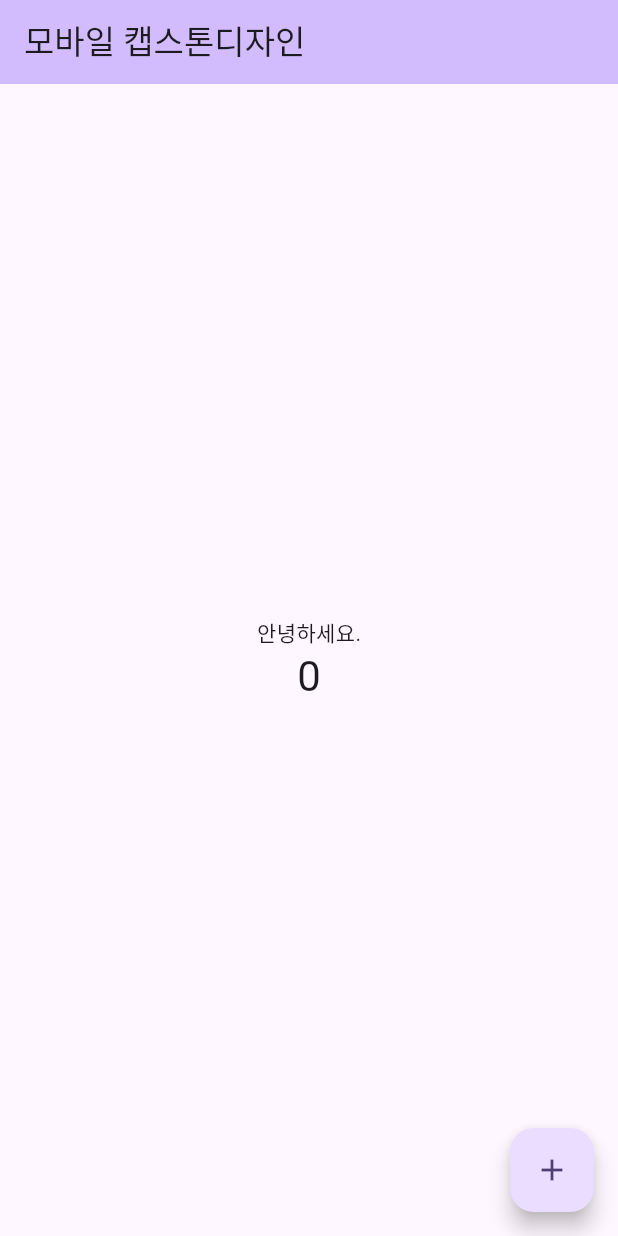
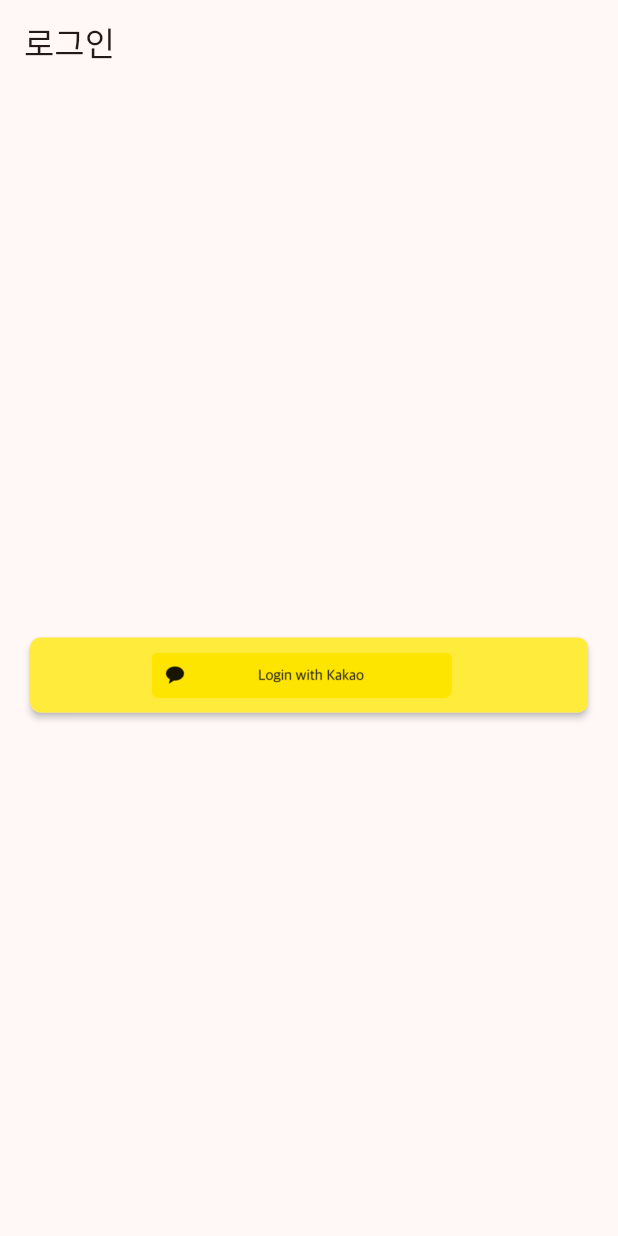
Before and after one commit to pbzz1/Gilajabi, a Flutter app: the screen it shows after launch, on a phone screen of 412 x 824 dp. Run offline on Flutter 3.47's test engine with Material 3 defaults, Android fonts, the phone set to English and light mode, and no system bars; missing offline and left inert: kakao_flutter_sdk, kakao_flutter_sdk_common.

Commit message:
kakao login/logout

```diff
--- /dev/null
+++ b/lib/app.dart
@@ -0,0 +1,39 @@
+import 'package:flutter/material.dart';
+import 'package:kakao_flutter_sdk/kakao_flutter_sdk.dart';
+import 'login.dart';
+import 'myhomepage.dart';
+
+class MyApp extends StatefulWidget {
+  const MyApp({super.key});
+
+  @override
+  State<MyApp> createState() => _MyAppState();
+}
+
+class _MyAppState extends State<MyApp> {
+  bool _isLoggedIn = false;
+
+  @override
+  void initState() {
+    super.initState();
+    _checkLoginStatus();
+  }
+
+  Future<void> _checkLoginStatus() async {
+    final accessToken = await TokenManagerProvider.instance.manager.getToken();
+    setState(() {
+      _isLoggedIn = accessToken != null;
+    });
+  }
+
+  @override
+  Widget build(BuildContext context) {
+    return MaterialApp(
+      title: 'Flutter Demo',
+      theme: ThemeData(
+        colorScheme: ColorScheme.fromSeed(seedColor: Colors.red),
+      ),
+      home: _isLoggedIn ? const MyHomePage() : const LoginPage(), // title 제거
+    );
+  }
+}
--- /dev/null
+++ b/lib/login.dart
@@ -0,0 +1,70 @@
+import 'package:flutter/material.dart';
+import 'package:flutter/services.dart';
+import 'package:kakao_flutter_sdk/kakao_flutter_sdk.dart';
+import 'myhomepage.dart';
+
+class LoginPage extends StatelessWidget {
+  const LoginPage({super.key});
+
+  Future<void> signInWithKakao(BuildContext context) async {
+    try {
+      if (await isKakaoTalkInstalled()) {
+        try {
+          await UserApi.instance.loginWithKakaoTalk();
+          print('카카오톡으로 로그인 성공');
+        } catch (error) {
+          print('카카오톡 로그인 실패: $error');
+          if (error is PlatformException && error.code == 'CANCELED') return;
+          await UserApi.instance.loginWithKakaoAccount();
+          print('카카오계정으로 로그인 성공');
+        }
+      } else {
+        await UserApi.instance.loginWithKakaoAccount();
+        print('카카오계정으로 로그인 성공');
+      }
+
+      // 로그인 성공 시 홈 화면으로 이동
+      if (context.mounted) {
+        Navigator.pushReplacement(
+          context,
+          MaterialPageRoute(
+            builder: (context) => const MyHomePage(),
+          ),
+        );
+      }
+    } catch (error) {
+      print('카카오 로그인 실패: $error');
+    }
+  }
+
+  @override
+  Widget build(BuildContext context) {
+    return Scaffold(
+      appBar: AppBar(title: const Text("로그인")),
+      body: Center(
+        child: InkWell(
+          onTap: () => signInWithKakao(context),
+          child: Card(
+            margin: const EdgeInsets.fromLTRB(20, 20, 20, 0),
+            shape: RoundedRectangleBorder(borderRadius: BorderRadius.circular(7)),
+            elevation: 2,
+            child: Container(
+              height: 50,
+              decoration: BoxDecoration(
+                color: Colors.yellow,
+                borderRadius: BorderRadius.circular(7),
+              ),
+              child: Row(
+                mainAxisAlignment: MainAxisAlignment.center,
+                children: [
+                  Image.asset('images/kakao_login_large_wide.png', height: 30),
+                  const SizedBox(width: 10),
+                ],
+              ),
+            ),
+          ),
+        ),
+      ),
+    );
+  }
+}
--- a/lib/main.dart
+++ b/lib/main.dart
@@ -1,122 +1,11 @@
 import 'package:flutter/material.dart';
+import 'package:kakao_flutter_sdk_common/kakao_flutter_sdk_common.dart';
+import 'app.dart'; // MyApp이 있는 파일
 
 void main() {
+  KakaoSdk.init(
+    nativeAppKey: '3ebaf77a3cdfa4fa2a2e1d2388694936',
+    javaScriptAppKey: 'd7e9c8ac8fea694b6444dc92bfdf6a1f',
+  );
   runApp(const MyApp());
 }
-
-class MyApp extends StatelessWidget {
-  const MyApp({super.key});
-
-  // This widget is the root of your application.
-  @override
-  Widget build(BuildContext context) {
-    return MaterialApp(
-      title: 'Flutter Demo',
-      theme: ThemeData(
-        // This is the theme of your application.
-        //
-        // TRY THIS: Try running your application with "flutter run". You'll see
-        // the application has a purple toolbar. Then, without quitting the app,
-        // try changing the seedColor in the colorScheme below to Colors.green
-        // and then invoke "hot reload" (save your changes or press the "hot
-        // reload" button in a Flutter-supported IDE, or press "r" if you used
-        // the command line to start the app).
-        //
-        // Notice that the counter didn't reset back to zero; the application
-        // state is not lost during the reload. To reset the state, use hot
-        // restart instead.
-        //
-        // This works for code too, not just values: Most code changes can be
-        // tested with just a hot reload.
-        colorScheme: ColorScheme.fromSeed(seedColor: Colors.deepPurple),
-      ),
-      home: const MyHomePage(title: '모바일 캡스톤디자인'),
-    );
-  }
-}
-
-class MyHomePage extends StatefulWidget {
-  const MyHomePage({super.key, required this.title});
-
-  // This widget is the home page of your application. It is stateful, meaning
-  // that it has a State object (defined below) that contains fields that affect
-  // how it looks.
-
-  // This class is the configuration for the state. It holds the values (in this
-  // case the title) provided by the parent (in this case the App widget) and
-  // used by the build method of the State. Fields in a Widget subclass are
-  // always marked "final".
-
-  final String title;
-
-  @override
-  State<MyHomePage> createState() => _MyHomePageState();
-}
-
-class _MyHomePageState extends State<MyHomePage> {
-  int _counter = 0;
-
-  void _incrementCounter() {
-    setState(() {
-      // This call to setState tells the Flutter framework that something has
-      // changed in this State, which causes it to rerun the build method below
-      // so that the display can reflect the updated values. If we changed
-      // _counter without calling setState(), then the build method would not be
-      // called again, and so nothing would appear to happen.
-      _counter++;
-    });
-  }
-
-  @override
-  Widget build(BuildContext context) {
-    // This method is rerun every time setState is called, for instance as done
-    // by the _incrementCounter method above.
-    //
-    // The Flutter framework has been optimized to make rerunning build methods
-    // fast, so that you can just rebuild anything that needs updating rather
-    // than having to individually change instances of widgets.
-    return Scaffold(
-      appBar: AppBar(
-        // TRY THIS: Try changing the color here to a specific color (to
-        // Colors.amber, perhaps?) and trigger a hot reload to see the AppBar
-        // change color while the other colors stay the same.
-        backgroundColor: Theme.of(context).colorScheme.inversePrimary,
-        // Here we take the value from the MyHomePage object that was created by
-        // the App.build method, and use it to set our appbar title.
-        title: Text(widget.title),
-      ),
-      body: Center(
-        // Center is a layout widget. It takes a single child and positions it
-        // in the middle of the parent.
-        child: Column(
-          // Column is also a layout widget. It takes a list of children and
-          // arranges them vertically. By default, it sizes itself to fit its
-          // children horizontally, and tries to be as tall as its parent.
-          //
-          // Column has various properties to control how it sizes itself and
-          // how it positions its children. Here we use mainAxisAlignment to
-          // center the children vertically; the main axis here is the vertical
-          // axis because Columns are vertical (the cross axis would be
-          // horizontal).
-          //
-          // TRY THIS: Invoke "debug painting" (choose the "Toggle Debug Paint"
-          // action in the IDE, or press "p" in the console), to see the
-          // wireframe for each widget.
-          mainAxisAlignment: MainAxisAlignment.center,
-          children: <Widget>[
-            const Text('안녕하세요.'),
-            Text(
-              '$_counter',
-              style: Theme.of(context).textTheme.headlineMedium,
-            ),
-          ],
-        ),
-      ),
-      floatingActionButton: FloatingActionButton(
-        onPressed: _incrementCounter,
-        tooltip: 'Increment',
-        child: const Icon(Icons.add),
-      ), // This trailing comma makes auto-formatting nicer for build methods.
-    );
-  }
-}
--- a/pubspec.yaml
+++ b/pubspec.yaml
@@ -28,6 +28,7 @@ environment:
 # the latest version available on pub.dev. To see which dependencies have newer
 # versions available, run `flutter pub outdated`.
 dependencies:
+  kakao_flutter_sdk: ^1.9.5
   flutter:
     sdk: flutter
 
@@ -58,6 +59,8 @@ flutter:
   uses-material-design: true
 
   # To add assets to your application, add an assets section, like this:
+  assets:
+    - images/
   # assets:
   #   - images/a_dot_burr.jpeg
   #   - images/a_dot_ham.jpeg
```
Also changed, not shown: lib/myhomepage.dart (added, +43 -0 lines), images/kakao_login_large_wide.png (added), pubspec.lock, 3 other files.
